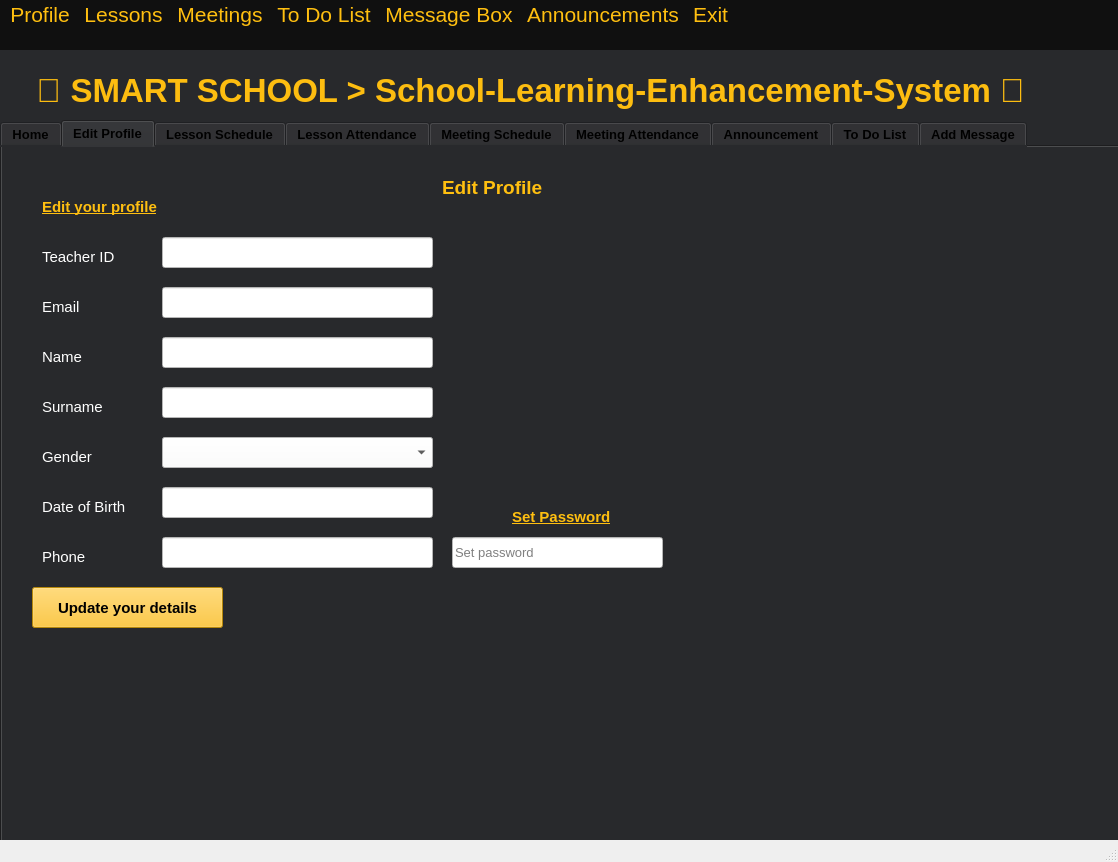
The window that teacher.ui (KemalDurukanMERT/Smart-School-2.0) describes before a commit, drawn with Qt 5.
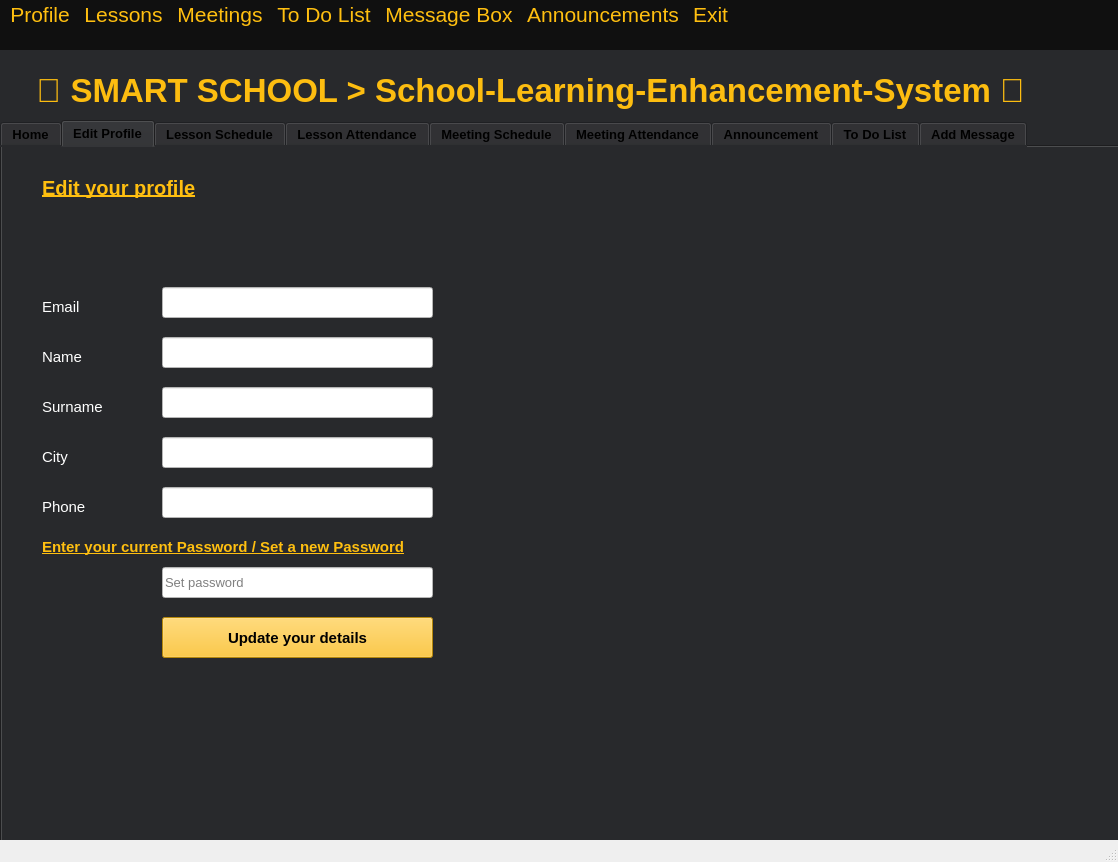
The same window after the commit. The open tabs and pages were chosen to show the change.

Diff of the .ui file:
```diff
--- a/teacher.ui
+++ b/teacher.ui
@@ -142,7 +142,7 @@
       <property name="geometry">
        <rect>
         <x>160</x>
-        <y>340</y>
+        <y>290</y>
         <width>271</width>
         <height>31</height>
        </rect>
@@ -151,51 +151,6 @@
        <string notr="true">background-color: rgb(255, 255, 255);</string>
       </property>
      </widget>
-     <widget class="QLabel" name="label_12">
-      <property name="geometry">
-       <rect>
-        <x>40</x>
-        <y>50</y>
-        <width>161</width>
-        <height>20</height>
-       </rect>
-      </property>
-      <property name="font">
-       <font>
-        <pointsize>11</pointsize>
-        <weight>75</weight>
-        <bold>true</bold>
-        <underline>true</underline>
-       </font>
-      </property>
-      <property name="styleSheet">
-       <string notr="true">color: rgb(255, 191, 16);</string>
-      </property>
-      <property name="text">
-       <string>Edit your profile</string>
-      </property>
-     </widget>
-     <widget class="QLabel" name="label_28">
-      <property name="geometry">
-       <rect>
-        <x>40</x>
-        <y>100</y>
-        <width>111</width>
-        <height>20</height>
-       </rect>
-      </property>
-      <property name="font">
-       <font>
-        <pointsize>11</pointsize>
-       </font>
-      </property>
-      <property name="styleSheet">
-       <string notr="true">color: rgb(255, 255, 255);</string>
-      </property>
-      <property name="text">
-       <string>Teacher ID</string>
-      </property>
-     </widget>
      <widget class="QLabel" name="label_29">
       <property name="geometry">
        <rect>
@@ -220,9 +175,9 @@
      <widget class="QLabel" name="label_16">
       <property name="geometry">
        <rect>
-        <x>510</x>
-        <y>360</y>
-        <width>121</width>
+        <x>40</x>
+        <y>390</y>
+        <width>401</width>
         <height>20</height>
        </rect>
       </property>
@@ -238,14 +193,14 @@
        <string notr="true">color: rgb(255, 191, 16);</string>
       </property>
       <property name="text">
-       <string>Set Password</string>
+       <string>Enter your current Password / Set a new Password</string>
       </property>
      </widget>
      <widget class="QLineEdit" name="tb26">
       <property name="geometry">
        <rect>
         <x>160</x>
-        <y>390</y>
+        <y>340</y>
         <width>271</width>
         <height>31</height>
        </rect>
@@ -288,42 +243,6 @@
        <string notr="true">background-color: rgb(255, 255, 255);</string>
       </property>
      </widget>
-     <widget class="QLabel" name="label_8">
-      <property name="geometry">
-       <rect>
-        <x>440</x>
-        <y>30</y>
-        <width>161</width>
-        <height>21</height>
-       </rect>
-      </property>
-      <property name="font">
-       <font>
-        <pointsize>14</pointsize>
-        <weight>75</weight>
-        <bold>true</bold>
-       </font>
-      </property>
-      <property name="styleSheet">
-       <string notr="true">color: rgb(255, 191, 16);</string>
-      </property>
-      <property name="text">
-       <string>Edit Profile</string>
-      </property>
-     </widget>
-     <widget class="QLineEdit" name="tb21">
-      <property name="geometry">
-       <rect>
-        <x>160</x>
-        <y>90</y>
-        <width>271</width>
-        <height>31</height>
-       </rect>
-      </property>
-      <property name="styleSheet">
-       <string notr="true">background-color: rgb(255, 255, 255);</string>
-      </property>
-     </widget>
      <widget class="QLineEdit" name="tb23">
       <property name="geometry">
        <rect>
@@ -340,9 +259,9 @@
      <widget class="QPushButton" name="b6">
       <property name="geometry">
        <rect>
-        <x>30</x>
-        <y>440</y>
-        <width>191</width>
+        <x>160</x>
+        <y>470</y>
+        <width>271</width>
         <height>41</height>
        </rect>
       </property>
@@ -394,48 +313,11 @@
        <string notr="true">background-color: rgb(255, 255, 255);</string>
       </property>
      </widget>
-     <widget class="QComboBox" name="cb11_tch">
-      <property name="geometry">
-       <rect>
-        <x>160</x>
-        <y>290</y>
-        <width>271</width>
-        <height>31</height>
-       </rect>
-      </property>
-      <property name="styleSheet">
-       <string notr="true">background-color: rgb(255, 255, 255);
-font: 10pt &quot;MS Shell Dlg 2&quot;;
-</string>
-      </property>
-      <property name="currentIndex">
-       <number>-1</number>
-      </property>
-      <property name="maxVisibleItems">
-       <number>8</number>
-      </property>
-      <property name="sizeAdjustPolicy">
-       <enum>QComboBox::AdjustToContentsOnFirstShow</enum>
-      </property>
-      <property name="placeholderText" stdset="0">
-       <string>Add/Select Teacher</string>
-      </property>
-      <item>
-       <property name="text">
-        <string>Male</string>
-       </property>
-      </item>
-      <item>
-       <property name="text">
-        <string>Female</string>
-       </property>
-      </item>
-     </widget>
      <widget class="QLabel" name="label_32">
       <property name="geometry">
        <rect>
         <x>40</x>
-        <y>400</y>
+        <y>350</y>
         <width>111</width>
         <height>20</height>
        </rect>
@@ -456,7 +338,7 @@
       <property name="geometry">
        <rect>
         <x>40</x>
-        <y>350</y>
+        <y>300</y>
         <width>111</width>
         <height>20</height>
        </rect>
@@ -470,15 +352,15 @@
        <string notr="true">color: rgb(255, 255, 255);</string>
       </property>
       <property name="text">
-       <string>Date of Birth</string>
+       <string>City</string>
       </property>
      </widget>
      <widget class="QLineEdit" name="tb27">
       <property name="geometry">
        <rect>
-        <x>450</x>
-        <y>390</y>
-        <width>211</width>
+        <x>160</x>
+        <y>420</y>
+        <width>271</width>
         <height>31</height>
        </rect>
       </property>
@@ -500,25 +382,28 @@
        <bool>true</bool>
       </property>
      </widget>
-     <widget class="QLabel" name="label_34">
+     <widget class="QLabel" name="label_12">
       <property name="geometry">
        <rect>
         <x>40</x>
-        <y>300</y>
-        <width>111</width>
-        <height>20</height>
+        <y>30</y>
+        <width>181</width>
+        <height>21</height>
        </rect>
       </property>
       <property name="font">
        <font>
-        <pointsize>11</pointsize>
+        <pointsize>15</pointsize>
+        <weight>75</weight>
+        <bold>true</bold>
+        <underline>true</underline>
        </font>
       </property>
       <property name="styleSheet">
-       <string notr="true">color: rgb(255, 255, 255);</string>
+       <string notr="true">color: rgb(255, 191, 16);</string>
       </property>
       <property name="text">
-       <string>Gender</string>
+       <string>Edit your profile</string>
       </property>
      </widget>
     </widget>
```
Left out of the diff: 6 changed lines with no effect on the pictures.
